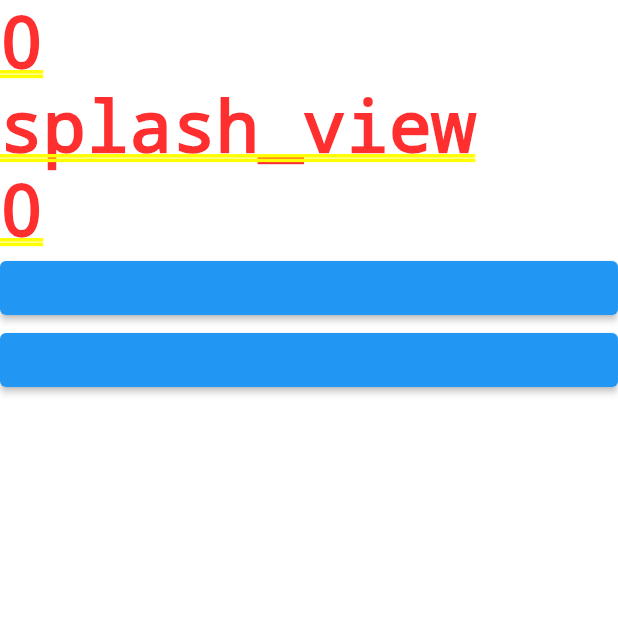
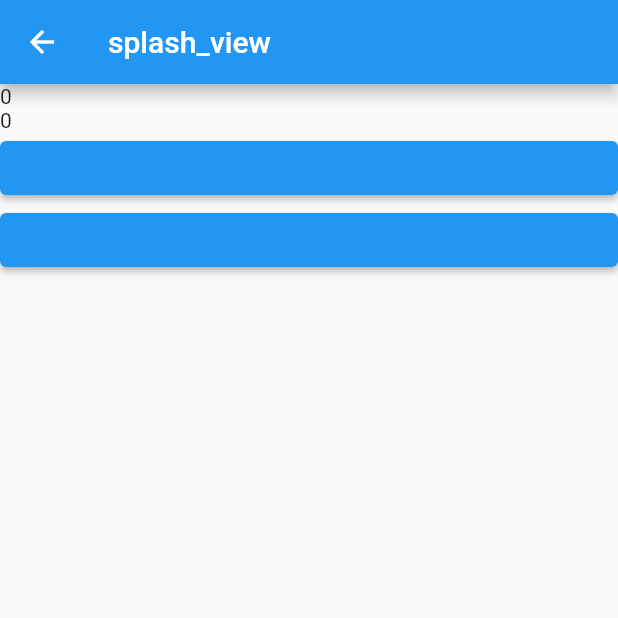
Before and after one commit to amr-lounis/flutter_app, a Flutter app: the SplashView screen opened by its route, on a phone screen of 412 x 824 dp, the top half of it. Run offline on Flutter 3.47's test engine with Material 2 defaults, Android fonts, the phone set to English and light mode, and no system bars; our stand-ins replace get, get_storage; accounts and stored records are empty.

Commit message:
Signed-off-by: hackamro <lounis.amar.unity@gmail.com>

```diff
--- a/lib/local/local_bindings.dart
+++ b/lib/local/local_bindings.dart
@@ -5,6 +5,5 @@ class LocalBindings extends Bindings {
   @override
   void dependencies() {
     Get.put(LocalController(), permanent: true);
-    //Get.lazyPut(() => SplashController(), fenix: true); best in use in initialBinding
   }
 }
--- a/lib/splash/splash_view.dart
+++ b/lib/splash/splash_view.dart
@@ -1,19 +1,19 @@
 import 'package:flutter/material.dart';
 import 'package:get/get.dart';
+//
+import 'splash_controller.dart';
 
-import '../main.dart';
-import 'splash_controller.dart' as sc;
-
-class SplashView extends StatelessWidget {
+class SplashView extends GetView<SplashView> {
   const SplashView({Key? key}) : super(key: key);
 
   @override
   Widget build(BuildContext context) {
-    final sc.SplashController c = Get.find();
-    return ListView(
+    final SplashController c = Get.find();
+    return Scaffold(
+        appBar: AppBar(title: Text("splash_view")),
+        body: ListView(
           children: [
-        GetBuilder<sc.SplashController>(builder: ((c) => Text("${c.count}"))),
-        Text("splash_view"),
+            GetBuilder<SplashController>(builder: ((c) => Text("${c.count}"))),
             Text("${c.count}"),
             ElevatedButton(
               onPressed: (() => c.inc()),
@@ -24,6 +24,6 @@ class SplashView extends StatelessWidget {
               child: null,
             )
           ],
-    );
+        ));
   }
 }
--- a/lib/todo/todo_bindings.dart
+++ b/lib/todo/todo_bindings.dart
@@ -4,7 +4,6 @@ import 'todo_controller.dart';
 class TodoBindings extends Bindings {
   @override
   void dependencies() {
-    Get.put(UserController(), permanent: true);
-    //Get.lazyPut(() => SplashController(), fenix: true); best in use in initialBinding
+    Get.put(TodoController(), permanent: true);
   }
 }
--- a/lib/todo/todo_controller.dart
+++ b/lib/todo/todo_controller.dart
@@ -1,3 +1,3 @@
 import 'package:get/get.dart';
 
-class UserController extends GetxController {}
+class TodoController extends GetxController {}
--- a/lib/user/user_bindings.dart
+++ b/lib/user/user_bindings.dart
@@ -5,6 +5,5 @@ class UserBindings extends Bindings {
   @override
   void dependencies() {
     Get.put(uc.UserController(), permanent: true);
-    //Get.lazyPut(() => SplashController(), fenix: true); best in use in initialBinding
   }
 }
--- a/lib/user/user_controller.dart
+++ b/lib/user/user_controller.dart
@@ -3,7 +3,7 @@ import 'package:get/get.dart';
 class UserController extends GetxController {
   int count = 0;
 
-  void inc() {
+  void countInc() {
     count++;
     update();
   }
```
Also changed, not shown: lib/local/local_view.dart (+4 -3 lines), lib/todo/todo_view.dart (+7 -5 lines), lib/user/user_view.dart (+5 -6 lines). Lines whose indentation alone changed are shown as unchanged.
